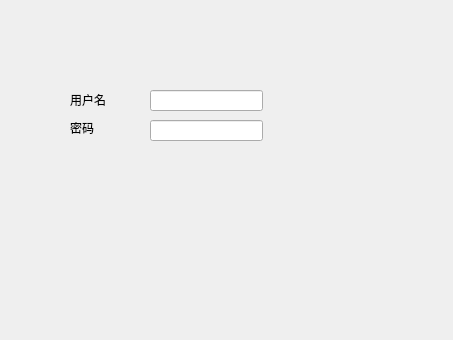
Before: the Qt Designer form login.ui in aRooooooba/Library, drawn with Qt 5.
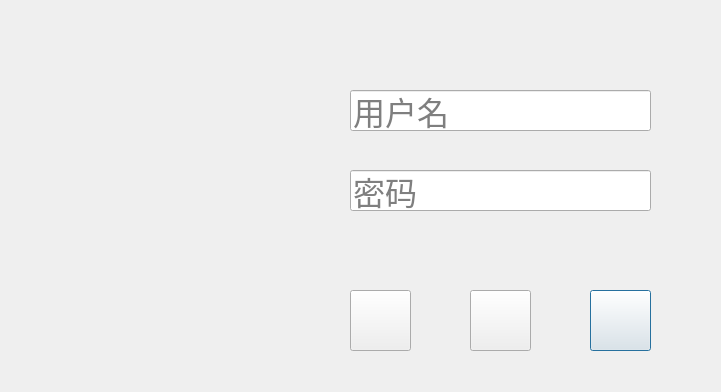
After: the same form once the commit is applied. Icons and pictures are not drawn.

What changed in the file:
```diff
--- a/login.ui
+++ b/login.ui
@@ -6,61 +6,146 @@
    <rect>
     <x>0</x>
     <y>0</y>
-    <width>453</width>
-    <height>340</height>
+    <width>721</width>
+    <height>392</height>
    </rect>
   </property>
   <property name="windowTitle">
    <string>Dialog</string>
   </property>
-  <widget class="QLabel" name="label">
+  <property name="windowOpacity">
+   <double>1.000000000000000</double>
+  </property>
+  <property name="styleSheet">
+   <string notr="true">border-image: url(:/login_bg.png);
+</string>
+  </property>
+  <widget class="QPushButton" name="exit">
    <property name="geometry">
     <rect>
-     <x>70</x>
+     <x>590</x>
+     <y>290</y>
+     <width>61</width>
+     <height>61</height>
+    </rect>
+   </property>
+   <property name="toolTip">
+    <string>退出</string>
+   </property>
+   <property name="styleSheet">
+    <string notr="true">border-image: url(:/login_exit.png);</string>
+   </property>
+   <property name="text">
+    <string/>
+   </property>
+  </widget>
+  <widget class="QPushButton" name="register_2">
+   <property name="geometry">
+    <rect>
+     <x>470</x>
+     <y>290</y>
+     <width>61</width>
+     <height>61</height>
+    </rect>
+   </property>
+   <property name="toolTip">
+    <string>注册</string>
+   </property>
+   <property name="styleSheet">
+    <string notr="true">border-image: url(:/register.png);</string>
+   </property>
+   <property name="text">
+    <string/>
+   </property>
+  </widget>
+  <widget class="QPushButton" name="enter">
+   <property name="geometry">
+    <rect>
+     <x>350</x>
+     <y>290</y>
+     <width>61</width>
+     <height>61</height>
+    </rect>
+   </property>
+   <property name="palette">
+    <palette>
+     <active/>
+     <inactive/>
+     <disabled/>
+    </palette>
+   </property>
+   <property name="toolTip">
+    <string>进入图书馆</string>
+   </property>
+   <property name="styleSheet">
+    <string notr="true">border-image: url(:/enter.png);
+
+
+
+</string>
+   </property>
+   <property name="text">
+    <string/>
+   </property>
+  </widget>
+  <widget class="QLineEdit" name="userName">
+   <property name="geometry">
+    <rect>
+     <x>350</x>
      <y>90</y>
-     <width>71</width>
-     <height>20</height>
+     <width>301</width>
+     <height>41</height>
     </rect>
    </property>
+   <property name="font">
+    <font>
+     <family>Adobe Arabic</family>
+     <pointsize>24</pointsize>
+    </font>
+   </property>
+   <property name="toolTip">
+    <string>请输入用户名</string>
+   </property>
+   <property name="styleSheet">
+    <string notr="true">border-image: \*url();</string>
+   </property>
    <property name="text">
+    <string/>
+   </property>
+   <property name="placeholderText">
     <string>用户名</string>
    </property>
   </widget>
-  <widget class="QLabel" name="label_2">
-   <property name="geometry">
-    <rect>
-     <x>70</x>
-     <y>120</y>
-     <width>72</width>
-     <height>15</height>
-    </rect>
-   </property>
-   <property name="text">
-    <string>密码</string>
-   </property>
-  </widget>
-  <widget class="QLineEdit" name="Username">
-   <property name="geometry">
-    <rect>
-     <x>150</x>
-     <y>90</y>
-     <width>113</width>
-     <height>21</height>
-    </rect>
-   </property>
-  </widget>
   <widget class="QLineEdit" name="password">
    <property name="geometry">
     <rect>
-     <x>150</x>
-     <y>120</y>
-     <width>113</width>
-     <height>21</height>
+     <x>350</x>
+     <y>170</y>
+     <width>301</width>
+     <height>41</height>
     </rect>
    </property>
+   <property name="font">
+    <font>
+     <family>Adobe Arabic</family>
+     <pointsize>24</pointsize>
+    </font>
+   </property>
+   <property name="toolTip">
+    <string>请输入密码</string>
+   </property>
+   <property name="styleSheet">
+    <string notr="true">border-image: \*url();</string>
+   </property>
+   <property name="text">
+    <string/>
+   </property>
    <property name="echoMode">
     <enum>QLineEdit::Password</enum>
    </property>
+   <property name="placeholderText">
+    <string>密码</string>
+   </property>
   </widget>
  </widget>
  <resources/>
```
Left out of the diff: 6 changed lines with no effect on the pictures.
